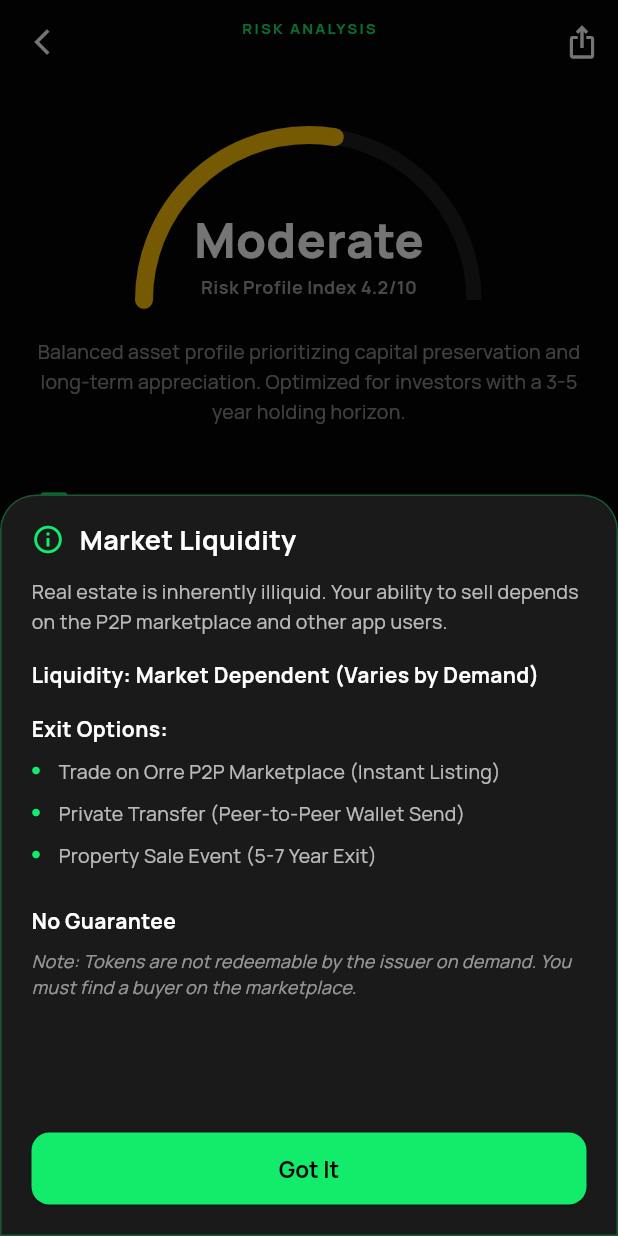
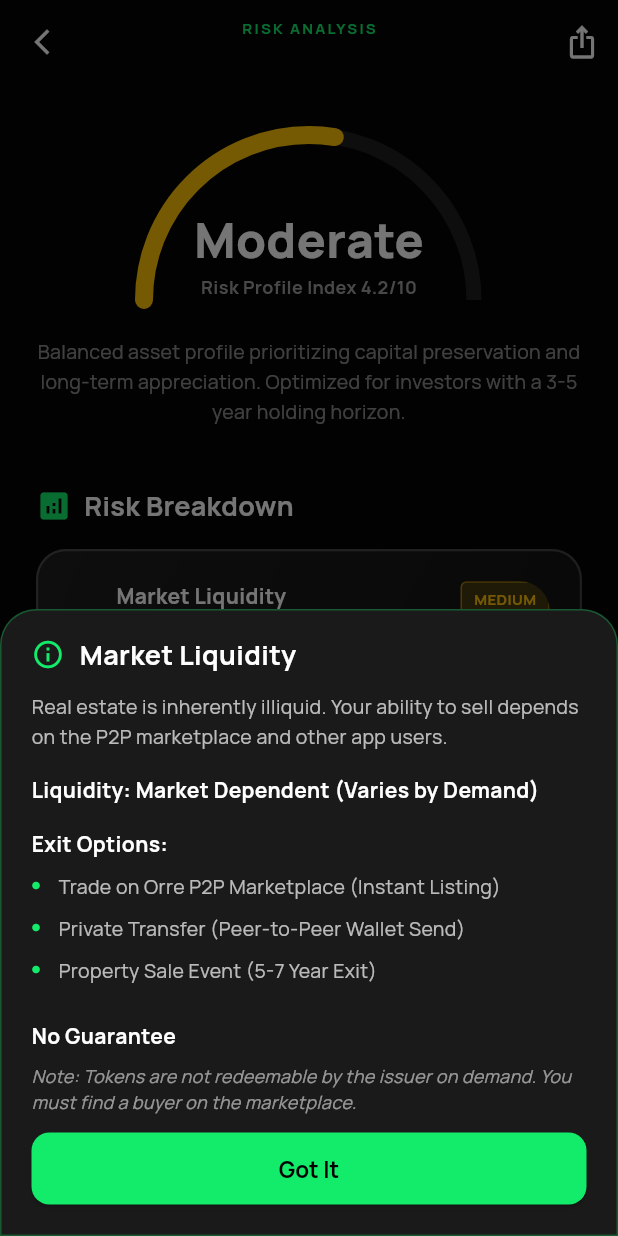
Before and after one commit to Buta-Labs/Real-Estate, a Flutter app: the RiskAssessmentScreen screen opened directly with empty values, after a tap on "Market Liquidity", on a phone screen of 412 x 824 dp. Run offline on Flutter 3.47's test engine with Material 3 defaults, Android fonts, the phone set to English and light mode, and no system bars; our stand-ins replace cloud_firestore, firebase_auth, firebase_core, firebase_storage, flutter_map, flutter_markdown and 10 more; missing offline and left inert: firebase_app_check, flutter_pdfview, hand_signature, reown_appkit, syncfusion_flutter_pdf; accounts and stored records are empty; network calls fail.

Commit message:
Fix modal over-scrolling by replacing DraggableScrollableSheet with ConstrainedBox

```diff
--- a/lib/features/marketplace/screens/risk_assessment_screen.dart
+++ b/lib/features/marketplace/screens/risk_assessment_screen.dart
@@ -545,18 +545,27 @@ class _RiskAssessmentScreenState extends State<RiskAssessmentScreen> {
       context: context,
       backgroundColor: Colors.transparent,
       isScrollControlled: true,
-      builder: (context) => DraggableScrollableSheet(
-        initialChildSize: 0.6,
-        minChildSize: 0.4,
-        maxChildSize: 0.9,
-        builder: (context, scrollController) => Container(
+      builder: (context) => Padding(
+        padding: EdgeInsets.only(
+          bottom: MediaQuery.of(context).viewInsets.bottom,
+        ),
+        child: ConstrainedBox(
+          constraints: BoxConstraints(
+            maxHeight: MediaQuery.of(context).size.height * 0.75,
+          ),
+          child: Container(
             padding: const EdgeInsets.fromLTRB(20, 16, 20, 20),
             decoration: BoxDecoration(
               color: const Color(0xFF1a1a1a),
-            borderRadius: const BorderRadius.vertical(top: Radius.circular(24)),
-            border: Border.all(color: AppColors.primary.withValues(alpha: 0.3)),
+              borderRadius: const BorderRadius.vertical(
+                top: Radius.circular(24),
+              ),
+              border: Border.all(
+                color: AppColors.primary.withValues(alpha: 0.3),
+              ),
             ),
             child: Column(
+              mainAxisSize: MainAxisSize.min,
               children: [
                 Row(
                   children: [
@@ -579,9 +588,8 @@ class _RiskAssessmentScreenState extends State<RiskAssessmentScreen> {
                   ],
                 ),
                 const SizedBox(height: 12),
-              Expanded(
+                Flexible(
                   child: SingleChildScrollView(
-                  controller: scrollController,
                     physics: const BouncingScrollPhysics(),
                     child: content,
                   ),
@@ -606,6 +614,7 @@ class _RiskAssessmentScreenState extends State<RiskAssessmentScreen> {
                   ),
                 ),
               ],
+            ),
           ),
         ),
       ),
```
Lines whose indentation alone changed are shown as unchanged.
